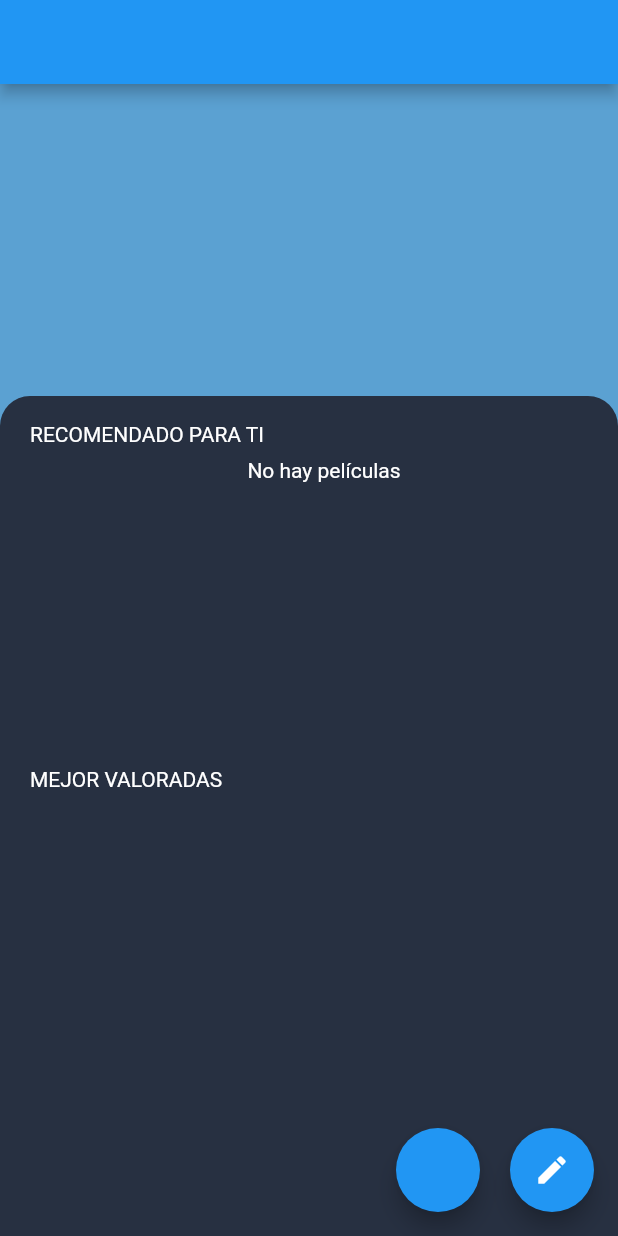
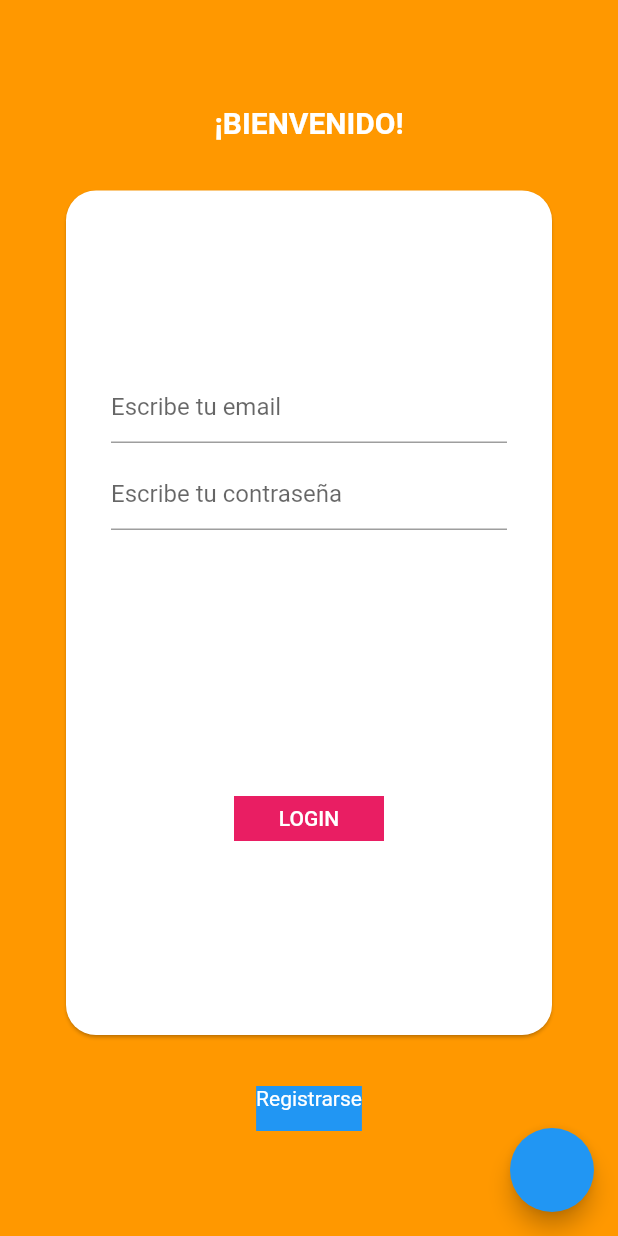
Before and after one commit to Open-Webinars/flutter_with_firebase_owp, a Flutter app: the screen it shows after launch, on a phone screen of 412 x 824 dp. Run offline on Flutter 3.47's test engine with Material 2 defaults, Android fonts, the phone set to English and light mode, and no system bars; our stand-ins replace firebase_auth, firebase_core, get, google_sign_in, sign_in_with_apple; accounts and stored records are empty.

```diff
--- /dev/null
+++ b/lib/auth/pages/login_page.dart
@@ -0,0 +1,69 @@
+import 'package:flutter/material.dart';
+import 'package:flutter_with_firebase_owp/auth/structure/controllers/auth_controller.dart';
+import 'package:flutter_with_firebase_owp/auth/widgets/forms/card_login_form.dart';
+import 'package:flutter_with_firebase_owp/routes/app_routes.dart';
+import 'package:get/get.dart';
+
+class LoginPage extends StatelessWidget {
+  const LoginPage({Key? key}) : super(key: key);
+
+  @override
+  Widget build(BuildContext context) {
+    AuthController authController = Get.find();
+    return Scaffold(
+      floatingActionButton: FloatingActionButton(
+        onPressed: () {
+          authController.signInAnonymous();
+        },
+      ),
+      backgroundColor: Colors.orange,
+      body: Container(
+        margin: const EdgeInsets.symmetric(horizontal: 40, vertical: 40),
+        height: double.infinity,
+        width: double.infinity,
+        child: Column(
+          children: [
+            const SizedBox(
+              height: 30,
+            ),
+            const Text(
+              "¡BIENVENIDO!",
+              style: TextStyle(
+                color: Colors.white,
+                fontWeight: FontWeight.bold,
+                fontSize: 20,
+              ),
+            ),
+            const SizedBox(
+              height: 30,
+            ),
+            Expanded(
+              child: CardLoginForm(),
+            ),
+            const SizedBox(
+              height: 30,
+            ),
+            GestureDetector(
+              child: Container(
+                color: Colors.blue,
+                height: 30,
+                child: const Text(
+                  "Registrarse",
+                  style: TextStyle(
+                    color: Colors.white,
+                  ),
+                ),
+              ),
+              onTap: () {
+                Get.offAllNamed(Routes.REGISTER);
+              },
+            ),
+            const SizedBox(
+              height: 30,
+            ),
+          ],
+        ),
+      ),
+    );
+  }
+}
--- a/lib/auth/structure/controllers/auth_controller.dart
+++ b/lib/auth/structure/controllers/auth_controller.dart
@@ -1,4 +1,5 @@
 import 'package:flutter/material.dart';
+import 'package:flutter_with_firebase_owp/auth/services/auth_firebase_repository.dart';
 import 'package:flutter_with_firebase_owp/routes/app_routes.dart';
 import 'package:get/get.dart';
 import 'package:firebase_auth/firebase_auth.dart';
@@ -20,10 +21,36 @@ class AuthController extends GetxController {
   }
 
   handleAuthChanged(User? firebaseUser) async {
-    if (firebaseUser?.isAnonymous == false && firebaseUser?.uid != null) {
+    if (firebaseUser?.isAnonymous == false && firebaseUser?.uid != null ||
+        firebaseUser?.isAnonymous == true) {
       Get.offAllNamed(Routes.HOME);
     } else {
       Get.offAllNamed(Routes.LOGIN);
     }
   }
+
+  signInAnonymous() async {
+    firebaseUser.value = await AuthFirebaseRepository().signInAnonymous();
+  }
+
+  registerWithEmailAndPassword() async {
+    firebaseUser.value =
+        await AuthFirebaseRepository().registerWithEmailAndPassword(
+      email: emailController.value.text,
+      password: passwordController.value.text,
+    );
+
+    // FirestoreDatabaseUsers().createNewUser(
+    //   uidUser: firebaseUser.value!.uid,
+    //   nameUser: emailController.value.text,
+    // );
+  }
+
+  loginWithEmailAndPassword() async {
+    firebaseUser.value =
+        await AuthFirebaseRepository().loginWithEmailAndPassword(
+      email: emailController.value.text,
+      password: passwordController.value.text,
+    );
+  }
 }
--- /dev/null
+++ b/lib/auth/utils/validators_utils.dart
@@ -0,0 +1,21 @@
+import 'package:get/get_utils/get_utils.dart';
+
+class FormValidator {
+  String? isValidName(String? text) {
+    if (text == null || text.isEmpty || text.length < 3) {
+      return "Este nombre NO es válido";
+    }
+    return null;
+  }
+
+  String? isValidEmail(String? text) {
+    return (text ?? "").isEmail ? null : "Este email NO es válido";
+  }
+
+  String? isValidPass(String? text) {
+    if (text == null || text.length < 6) {
+      return "Esta contraseña es muy corta";
+    }
+    return null;
+  }
+}
--- /dev/null
+++ b/lib/auth/widgets/forms/card_login_form.dart
@@ -0,0 +1,88 @@
+import 'package:flutter/material.dart';
+import 'package:get/get.dart';
+import 'package:flutter_with_firebase_owp/auth/structure/controllers/auth_controller.dart';
+import 'package:flutter_with_firebase_owp/auth/utils/validators_utils.dart';
+
+class CardLoginForm extends StatelessWidget {
+  CardLoginForm({super.key});
+  final _formKey = GlobalKey<FormState>();
+  @override
+  Widget build(BuildContext context) {
+    AuthController authController = Get.find();
+    FormValidator formValidator = FormValidator();
+    return Form(
+      key: _formKey,
+      child: Card(
+        shape: RoundedRectangleBorder(
+          borderRadius: BorderRadius.circular(20),
+        ),
+        color: Colors.white,
+        child: Container(
+          padding: EdgeInsets.symmetric(horizontal: 30),
+          width: double.infinity,
+          height: double.infinity,
+          child: Column(
+            mainAxisAlignment: MainAxisAlignment.center,
+            children: [
+              //POSIBLE ERROR
+              //Es necesario utilizar los widget de Flutter como hijos del Form
+              //Form => TextFormField , TextFormField ... etc => Validate
+              //para hacer las validaciones => TextFormField
+
+              Flexible(
+                child: TextFormField(
+                  obscureText: false,
+                  controller: authController.emailController,
+                  validator: formValidator.isValidEmail,
+                  decoration:
+                      const InputDecoration(hintText: "Escribe tu email"),
+                ),
+              ),
+              const SizedBox(
+                height: 10,
+              ),
+              Flexible(
+                child: TextFormField(
+                  obscureText: true,
+                  controller: authController.passwordController,
+                  validator: formValidator.isValidPass,
+                  decoration:
+                      const InputDecoration(hintText: "Escribe tu contraseña"),
+                ),
+              ),
+              const Expanded(
+                child: SizedBox(
+                  height: 20,
+                ),
+              ),
+
+              TextButton(
+                onPressed: () {
+                  if (_formKey.currentState!.validate()) {
+                    print("Este formulario es verdadero");
+                    authController.loginWithEmailAndPassword();
+                  } else {
+                    print("vuelve a intentarlo");
+                  }
+                },
+                child: Container(
+                  height: 30,
+                  width: 100,
+                  color: Colors.pink,
+                  child: const Center(
+                    child: Text(
+                      "LOGIN",
+                      style: TextStyle(
+                        color: Colors.white,
+                      ),
+                    ),
+                  ),
+                ),
+              ),
+            ],
+          ),
+        ),
+      ),
+    );
+  }
+}
--- a/lib/main.dart
+++ b/lib/main.dart
@@ -1,10 +1,19 @@
+import 'package:flutter_with_firebase_owp/auth/structure/controllers/auth_controller.dart';
 import 'package:get/get.dart';
 import 'package:flutter/material.dart';
-import 'package:flutter_with_firebase_owp/auth/structure/controllers/auth_controller.dart';
+import 'package:firebase_core/firebase_core.dart';
+
+import 'package:flutter_with_firebase_owp/firebase_options.dart';
 import 'package:flutter_with_firebase_owp/routes/app_pages.dart';
 import 'package:flutter_with_firebase_owp/routes/app_routes.dart';
 
-void main() => runApp(const MyApp());
+void main() async {
+  WidgetsFlutterBinding.ensureInitialized();
+  await Firebase.initializeApp(
+    options: DefaultFirebaseOptions.currentPlatform,
+  );
+  runApp(const MyApp());
+}
 
 class MyApp extends StatelessWidget {
   const MyApp({super.key});
@@ -14,10 +23,10 @@ class MyApp extends StatelessWidget {
     return GetMaterialApp(
       title: 'Material App',
       getPages: AppPages.routes,
-      initialRoute: Routes.HOME,
-      // initialBinding: BindingsBuilder(() {
-      //   Get.put<AuthController>(AuthController());
-      // }),
+      initialRoute: Routes.LOADING,
+      initialBinding: BindingsBuilder(() {
+        Get.put<AuthController>(AuthController());
+      }),
     );
   }
 }
--- a/lib/routes/app_pages.dart
+++ b/lib/routes/app_pages.dart
@@ -1,3 +1,7 @@
+import 'package:flutter_with_firebase_owp/auth/pages/loading_page.dart';
+import 'package:flutter_with_firebase_owp/auth/pages/login_page.dart';
+import 'package:flutter_with_firebase_owp/auth/pages/register_page.dart';
+import 'package:flutter_with_firebase_owp/auth/structure/bindings/auth_binding.dart';
 import 'package:flutter_with_firebase_owp/movies/pages/movies_home.dart';
 import 'package:get/get.dart';
 import 'package:flutter_with_firebase_owp/routes/app_routes.dart';
@@ -6,9 +10,22 @@ import 'package:flutter_with_firebase_owp/movies/structure/bindings/movies_bindi
 class AppPages {
   static final routes = [
     GetPage(
+      name: Routes.LOADING,
+      page: () => const LoadingPage(),
+    ),
+    GetPage(
       name: Routes.HOME,
       page: () => const MoviesHome(),
       binding: MoviesBinding(),
     ),
+    GetPage(
+      name: Routes.LOGIN,
+      page: () => const LoginPage(),
+      binding: AuthBinding(),
+    ),
+    GetPage(
+      name: Routes.REGISTER,
+      page: () => const RegisterPage(),
+    ),
   ];
 }
--- a/lib/routes/app_routes.dart
+++ b/lib/routes/app_routes.dart
@@ -1,4 +1,5 @@
 class Routes {
+  static const LOADING = '/';
   static const HOME = '/home';
   static const LOGIN = '/login';
   static const REGISTER = '/register';
```
Also changed, not shown: lib/auth/pages/loading_page.dart (added, +14 -0 lines), lib/auth/pages/register_page.dart (added, +62 -0 lines), lib/auth/widgets/forms/card_register_form.dart (added, +131 -0 lines), lib/firebase_options.dart (added), 6 other files.
